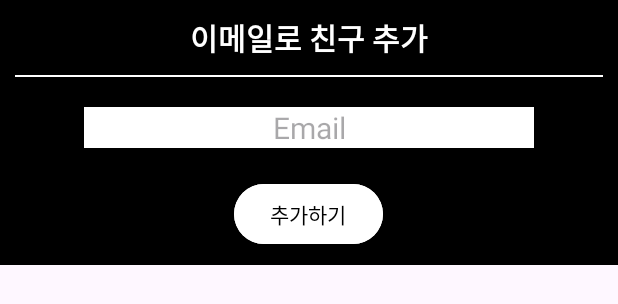
After one commit to silverain364/KESIPlanitAndroid, an Android app: the layout dialog_add_friend_enail.xml on its own in the app's theme, with its tools: preview values and no code run, on a phone screen of 412 x 824 dp. The commit adds this screen. Shown: the top 304 px of the screen. Run offline under Robolectric (Android 15) with nearby library versions, the phone set to English and light mode, and no system bars.

Commit message:
이메일로 친구 추가 완료

```diff
--- /dev/null
+++ b/app/src/main/res/layout/dialog_add_friend_enail.xml
@@ -0,0 +1,40 @@
+<?xml version="1.0" encoding="utf-8"?>
+<LinearLayout xmlns:android="http://schemas.android.com/apk/res/android"
+              xmlns:app="http://schemas.android.com/apk/res-auto"
+              android:orientation="vertical"
+              android:background="@color/mainColor"
+              android:gravity="center_horizontal"
+              android:padding="10dp"
+              android:layout_width="match_parent"
+              android:layout_height="wrap_content">
+    <TextView
+            android:layout_width="wrap_content"
+            android:layout_height="wrap_content"
+            android:text="이메일로 친구 추가"
+            android:textSize="20sp"
+            android:textStyle="bold"
+            android:textColor="@color/white"/>
+    <View
+            android:layout_marginTop="10dp"
+            android:layout_width="match_parent"
+            android:layout_height="1dp"
+            android:background="@color/white"/>
+    <EditText
+            android:id="@+id/etEmail"
+            android:background="@color/white"
+            android:layout_width="300dp"
+            android:layout_height="wrap_content"
+            android:layout_marginTop="20dp"
+            android:hint="Email"
+            android:textSize="20sp"
+            android:textAlignment="center"/>
+    <Button
+            android:id="@+id/btnAdd"
+            android:layout_marginTop="20dp"
+            android:layout_width="wrap_content"
+            android:layout_height="wrap_content"
+            android:backgroundTint="@color/white"
+            android:text="추가하기"
+            android:textColor="@color/mainColor"/>
+
+</LinearLayout>
```
Also changed, not shown: app/src/main/java/com/example/kesi/activity/AddFriendsActivity.kt (+64 -0 lines).
